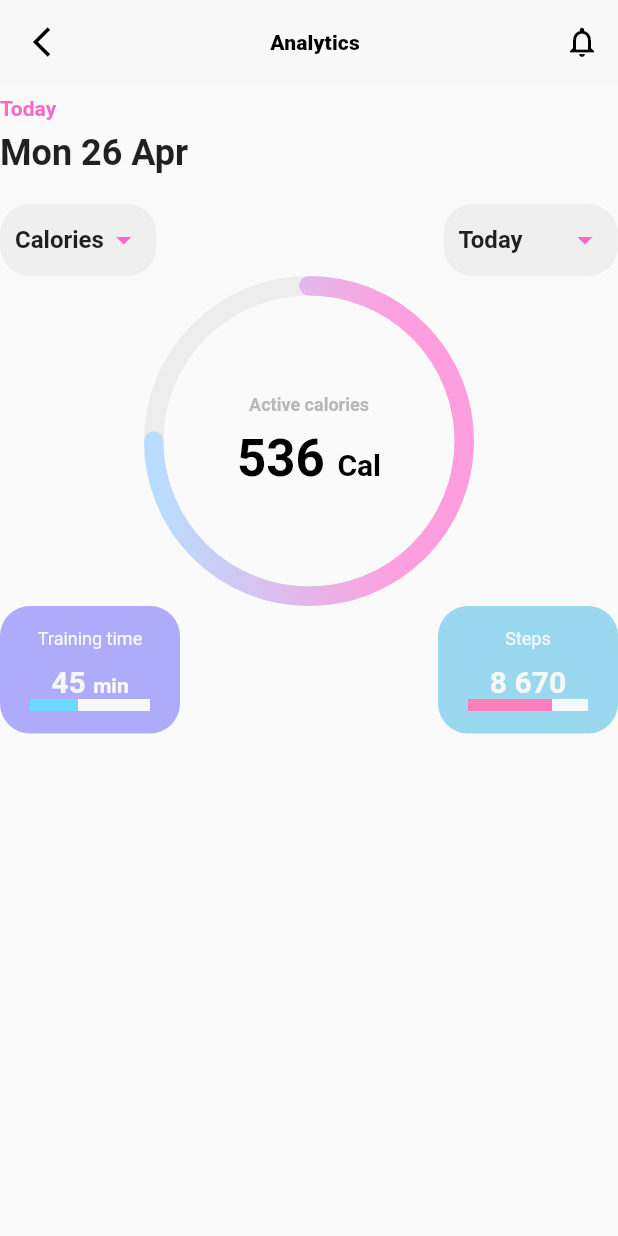
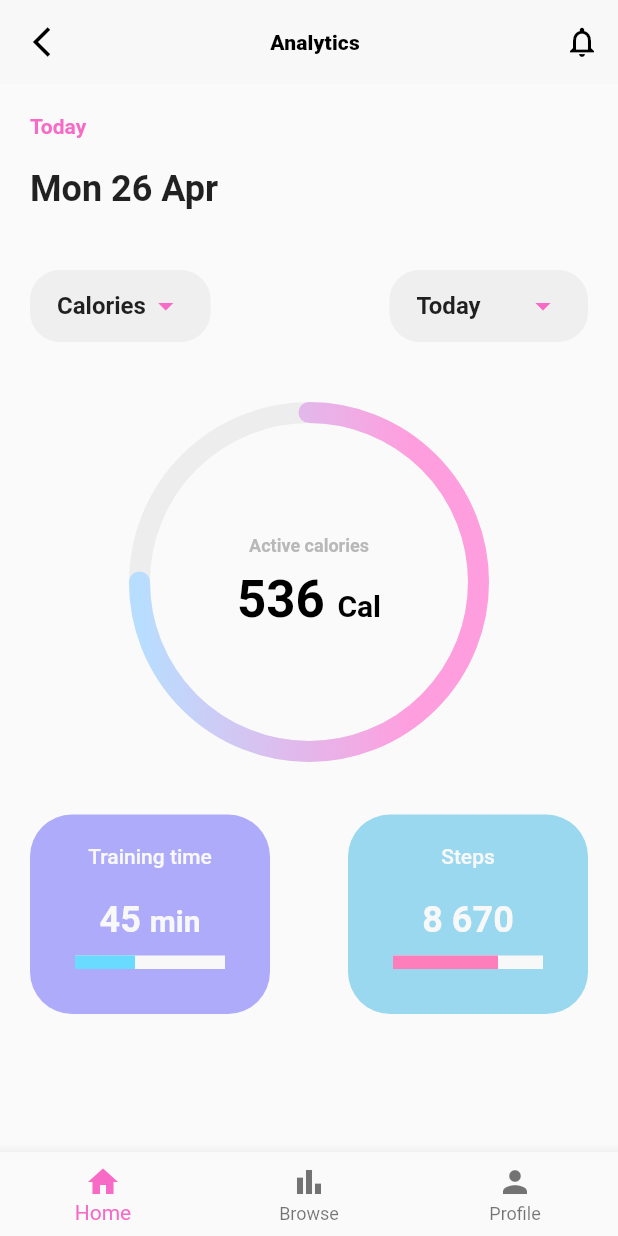
Before and after one commit to purnima-gosain/Fitness-App, a Flutter app: the screen it shows after launch, on a phone screen of 412 x 824 dp. Run offline on Flutter 3.47's test engine with Material 2 defaults, Android fonts, the phone set to English and light mode, and no system bars; drawn by our look-alikes of percent_indicator; our stand-ins replace auto_route.

Commit message:
feat:added auto route and bottom navigation bar

```diff
--- a/health_app/lib/main.dart
+++ b/health_app/lib/main.dart
@@ -1,24 +1,21 @@
 import 'package:flutter/material.dart';
 import 'package:health_app/pages/analytics/analytics.dart';
+import 'package:health_app/routes/router.gr.dart';
 
 void main() {
   WidgetsFlutterBinding.ensureInitialized();
-  runApp(const MyApp());
+  runApp(MyApp());
 }
 
 class MyApp extends StatelessWidget {
-  const MyApp({Key? key}) : super(key: key);
-
+  MyApp({Key? key}) : super(key: key);
+  final _appRouter = AppRouter();
   // This widget is the root of your application.
   @override
   Widget build(BuildContext context) {
-    return MaterialApp(
-      title: 'Flutter Demo',
-      debugShowCheckedModeBanner: false,
-      theme: ThemeData(
-          // textTheme: GoogleFonts.montserratTextTheme(),
-          ),
-      home: const AnalyticsPage(),
-    );
+    return MaterialApp.router(
+        debugShowCheckedModeBanner: false,
+        routeInformationParser: _appRouter.defaultRouteParser(),
+        routerDelegate: _appRouter.delegate());
   }
 }
--- a/health_app/lib/pages/analytics/analytics.dart
+++ b/health_app/lib/pages/analytics/analytics.dart
@@ -45,17 +45,25 @@ class _AnalyticsPageState extends State<AnalyticsPage> {
         actions: [
           IconButton(
             onPressed: () {},
-            icon: const Icon(Icons.notifications_outlined),
+            icon: const Icon(Icons.notifications_none),
             color: Colors.black,
           )
         ],
       ),
       body: SingleChildScrollView(
-          child: Column(
+          child: Padding(
+        padding: const EdgeInsets.symmetric(horizontal: 20),
+        child: mainColumn(context),
+      )),
+    );
+  }
+
+  Column mainColumn(BuildContext context) {
+    return Column(
       crossAxisAlignment: CrossAxisAlignment.start,
       mainAxisAlignment: MainAxisAlignment.spaceBetween,
       children: [
-          SBC.mH,
+        SBC.xxLH,
         Text(
           "Today",
           style: Theme.of(context)
@@ -63,7 +71,7 @@ class _AnalyticsPageState extends State<AnalyticsPage> {
               .labelLarge!
               .copyWith(color: primaryColor, fontWeight: FontWeight.w700),
         ),
-          SBC.mH,
+        SBC.xxLH,
         Text(
           "Mon 26 Apr",
           style: Theme.of(context)
@@ -72,113 +80,15 @@ class _AnalyticsPageState extends State<AnalyticsPage> {
               .copyWith(fontWeight: FontWeight.w700),
         ),
         SBC.xxLH,
+        SBC.xxLH,
         dropDown(context),
+        SBC.xxLH,
+        SBC.xxLH,
         const _PercentIndicator(),
-          Row(
-            mainAxisAlignment: MainAxisAlignment.spaceBetween,
-            children: [
-              Container(
-                decoration: BoxDecoration(
-                    color: const Color(0xFFAEACFA),
-                    borderRadius: BorderRadius.circular(20)),
-                child: Padding(
-                  padding: const EdgeInsets.symmetric(
-                      horizontal: 10.0, vertical: 15),
-                  child: Column(
-                    children: [
-                      Text(
-                        "Training time",
-                        style: Theme.of(context)
-                            .textTheme
-                            .caption!
-                            .copyWith(color: scaffoldBgColor),
-                      ),
-                      SBC.lH,
-                      RichText(
-                          text: TextSpan(
-                              text: "45 ",
-                              style: Theme.of(context)
-                                  .textTheme
-                                  .headline6!
-                                  .copyWith(
-                                      fontWeight: FontWeight.w600,
-                                      color: scaffoldBgColor),
-                              children: [
-                            TextSpan(
-                              text: 'min',
-                              style: Theme.of(context)
-                                  .textTheme
-                                  .bodyLarge!
-                                  .copyWith(
-                                      fontWeight: FontWeight.w600,
-                                      color: scaffoldBgColor),
-                            )
-                          ])),
-                      // LinearPercentIndicator()
-                      LinearPercentIndicator(
-                        width: 100,
-                        lineHeight: 8.0,
-                        percent: 0.4,
-                        backgroundColor: scaffoldBgColor,
-                        progressColor: const Color(0xFF68DBFF),
-                      )
+        SBC.xxLH,
+        SBC.xLH,
+        const _Linearbar()
       ],
-                  ),
-                ),
-              ),
-              Container(
-                decoration: BoxDecoration(
-                    color: Color(0xFF9AD8EF),
-                    borderRadius: BorderRadius.circular(20)),
-                child: Padding(
-                  padding: const EdgeInsets.symmetric(
-                      horizontal: 10.0, vertical: 15),
-                  child: Column(
-                    children: [
-                      Text(
-                        "Steps",
-                        style: Theme.of(context)
-                            .textTheme
-                            .caption!
-                            .copyWith(color: scaffoldBgColor),
-                      ),
-                      SBC.lH,
-                      RichText(
-                          text: TextSpan(
-                              text: "8 ",
-                              style: Theme.of(context)
-                                  .textTheme
-                                  .headline6!
-                                  .copyWith(
-                                      fontWeight: FontWeight.w600,
-                                      color: scaffoldBgColor),
-                              children: [
-                            TextSpan(
-                              text: '670',
-                              style: Theme.of(context)
-                                  .textTheme
-                                  .headline6!
-                                  .copyWith(
-                                      fontWeight: FontWeight.w600,
-                                      color: scaffoldBgColor),
-                            )
-                          ])),
-                      // LinearPercentIndicator()
-                      LinearPercentIndicator(
-                        width: 100,
-                        lineHeight: 8.0,
-                        percent: 0.7,
-                        backgroundColor: scaffoldBgColor,
-                        progressColor: const Color(0xFFFD7EBB),
-                      )
-                    ],
-                  ),
-                ),
-              )
-            ],
-          )
-        ],
-      )),
     );
   }
 
@@ -192,7 +102,7 @@ class _AnalyticsPageState extends State<AnalyticsPage> {
               // border: Border.all(color: Colors.black),
               borderRadius: BorderRadius.circular(20)),
           child: Padding(
-            padding: const EdgeInsets.symmetric(horizontal: 10.0),
+            padding: const EdgeInsets.symmetric(horizontal: 18.0),
             child: DropdownButton(
                 underline: const SizedBox(),
                 borderRadius: BorderRadius.circular(20),
@@ -223,7 +133,7 @@ class _AnalyticsPageState extends State<AnalyticsPage> {
               // border: Border.all(color: Colors.black),
               borderRadius: BorderRadius.circular(20)),
           child: Padding(
-            padding: const EdgeInsets.symmetric(horizontal: 10.0),
+            padding: const EdgeInsets.symmetric(horizontal: 18.0),
             child: DropdownButton(
                 underline: const SizedBox(),
                 borderRadius: BorderRadius.circular(20),
@@ -253,6 +163,108 @@ class _AnalyticsPageState extends State<AnalyticsPage> {
   }
 }
 
+class _Linearbar extends StatelessWidget {
+  const _Linearbar({
+    Key? key,
+  }) : super(key: key);
+
+  @override
+  Widget build(BuildContext context) {
+    return Row(
+      mainAxisAlignment: MainAxisAlignment.spaceBetween,
+      children: [
+        Container(
+          decoration: BoxDecoration(
+              color: const Color(0xFFAEACFA),
+              borderRadius: BorderRadius.circular(28)),
+          child: Padding(
+            padding: const EdgeInsets.symmetric(horizontal: 20.0, vertical: 20),
+            child: Column(
+              children: [
+                Text(
+                  "Training time",
+                  style: Theme.of(context)
+                      .textTheme
+                      .bodyText1!
+                      .copyWith(color: scaffoldBgColor),
+                ),
+                SBC.xxLH,
+                RichText(
+                    text: TextSpan(
+                        text: "45 ",
+                        style: Theme.of(context).textTheme.headline5!.copyWith(
+                            fontWeight: FontWeight.w600,
+                            color: scaffoldBgColor),
+                        children: [
+                      TextSpan(
+                        text: 'min',
+                        style: Theme.of(context).textTheme.headline6!.copyWith(
+                            fontWeight: FontWeight.w600,
+                            color: scaffoldBgColor),
+                      )
+                    ])),
+                SBC.lH,
+                LinearPercentIndicator(
+                  width: 120,
+                  lineHeight: 9.0,
+                  percent: 0.4,
+                  backgroundColor: scaffoldBgColor,
+                  progressColor: const Color(0xFF68DBFF),
+                ),
+                SBC.lH,
+              ],
+            ),
+          ),
+        ),
+        Container(
+          decoration: BoxDecoration(
+              color: const Color(0xFF9AD8EF),
+              borderRadius: BorderRadius.circular(28)),
+          child: Padding(
+            padding: const EdgeInsets.symmetric(horizontal: 20.0, vertical: 20),
+            child: Column(
+              children: [
+                Text(
+                  "Steps",
+                  style: Theme.of(context)
+                      .textTheme
+                      .bodyText1!
+                      .copyWith(color: scaffoldBgColor),
+                ),
+                SBC.xxLH,
+                RichText(
+                    text: TextSpan(
+                        text: "8 ",
+                        style: Theme.of(context).textTheme.headline5!.copyWith(
+                            fontWeight: FontWeight.w600,
+                            color: scaffoldBgColor),
+                        children: [
+                      TextSpan(
+                        text: '670',
+                        style: Theme.of(context).textTheme.headline5!.copyWith(
+                            fontWeight: FontWeight.w600,
+                            color: scaffoldBgColor),
+                      )
+                    ])),
+                SBC.lH,
+                // LinearPercentIndicator()
+                LinearPercentIndicator(
+                  width: 120,
+                  lineHeight: 9.0,
+                  percent: 0.7,
+                  backgroundColor: scaffoldBgColor,
+                  progressColor: const Color(0xFFFD7EBB),
+                ),
+                SBC.lH,
+              ],
+            ),
+          ),
+        )
+      ],
+    );
+  }
+}
+
 class _PercentIndicator extends StatelessWidget {
   const _PercentIndicator({
     Key? key,
@@ -263,8 +275,8 @@ class _PercentIndicator extends StatelessWidget {
     return Center(
         child: CircularPercentIndicator(
       backgroundColor: const Color.fromARGB(255, 237, 237, 237),
-      radius: 220.0,
-      lineWidth: 13.0,
+      radius: 240.0,
+      lineWidth: 14.0,
       percent: 0.75,
       animation: true,
       circularStrokeCap: CircularStrokeCap.round,
--- a/health_app/lib/pages/browse/browse.dart
+++ b/health_app/lib/pages/browse/browse.dart
@@ -0,0 +1,43 @@
+import 'package:flutter/material.dart';
+import 'package:health_app/resources/colors.dart';
+
+class BrowsePage extends StatefulWidget {
+  const BrowsePage({Key? key}) : super(key: key);
+
+  @override
+  State<BrowsePage> createState() => _BrowsePageState();
+}
+
+class _BrowsePageState extends State<BrowsePage> {
+  @override
+  Widget build(BuildContext context) {
+    return Scaffold(
+      appBar: AppBar(
+        backgroundColor: scaffoldBgColor,
+        elevation: 0,
+        title: Center(
+          child: Text(
+            "Browse",
+            style: Theme.of(context)
+                .textTheme
+                .titleSmall!
+                .copyWith(fontWeight: FontWeight.w900),
+          ),
+        ),
+        leading: IconButton(
+          icon: const Icon(Icons.menu),
+          onPressed: () {},
+          color: Colors.black,
+        ),
+        actions: [
+          IconButton(
+            onPressed: () {},
+            icon: const Icon(Icons.notifications_none),
+            color: Colors.black,
+          )
+        ],
+      ),
+      body: SingleChildScrollView(),
+    );
+  }
+}
--- /dev/null
+++ b/health_app/lib/pages/landing/landing.dart
@@ -0,0 +1,37 @@
+import 'package:auto_route/auto_route.dart';
+import 'package:flutter/material.dart';
+
+import 'package:health_app/resources/colors.dart';
+import 'package:health_app/routes/router.gr.dart';
+
+class LandingPage extends StatelessWidget {
+  const LandingPage({Key? key}) : super(key: key);
+
+  @override
+  Widget build(BuildContext context) {
+    return AutoTabsScaffold(
+      backgroundColor: scaffoldBgColor,
+      routes: const [AnalyticsRouter(), BrowseRouter(), ProfileRouter()],
+      bottomNavigationBuilder: (_, tabsRouter) {
+        return BottomNavigationBar(
+            selectedItemColor: primaryColor,
+            currentIndex: tabsRouter.activeIndex,
+            onTap: tabsRouter.setActiveIndex,
+            items: [
+              BottomNavigationBarItem(
+                  label: "Home",
+                  backgroundColor: primaryColor,
+                  icon: const Icon(Icons.home)),
+              BottomNavigationBarItem(
+                  label: "Browse",
+                  backgroundColor: primaryColor,
+                  icon: const Icon(Icons.bar_chart_outlined)),
+              BottomNavigationBarItem(
+                  label: "Profile",
+                  backgroundColor: primaryColor,
+                  icon: const Icon(Icons.person))
+            ]);
+      },
+    );
+  }
+}
--- /dev/null
+++ b/health_app/lib/pages/profile/profile.dart
@@ -0,0 +1,15 @@
+import 'package:flutter/material.dart';
+
+class ProfilePage extends StatefulWidget {
+  const ProfilePage({Key? key}) : super(key: key);
+
+  @override
+  State<ProfilePage> createState() => _ProfilePageState();
+}
+
+class _ProfilePageState extends State<ProfilePage> {
+  @override
+  Widget build(BuildContext context) {
+    return Container();
+  }
+}
--- /dev/null
+++ b/health_app/lib/routes/router.dart
@@ -0,0 +1,15 @@
+import 'package:auto_route/auto_route.dart';
+import 'package:health_app/pages/analytics/analytics.dart';
+import 'package:health_app/pages/landing/landing.dart';
+
+import '../pages/browse/browse.dart';
+import '../pages/profile/profile.dart';
+
+@MaterialAutoRouter(replaceInRouteName: 'Page,Route', routes: <AutoRoute>[
+  AutoRoute(page: LandingPage, initial: true, children: [
+    AutoRoute(page: AnalyticsPage, name: 'analyticsRouter', path: 'analytic'),
+    AutoRoute(page: BrowsePage, name: 'browseRouter', path: 'browse'),
+    AutoRoute(page: ProfilePage, name: 'profileRouter', path: 'profile'),
+  ]),
+])
+class $AppRouter {}
--- a/health_app/pubspec.yaml
+++ b/health_app/pubspec.yaml
@@ -35,10 +35,13 @@ dependencies:
   # Use with the CupertinoIcons class for iOS style icons.
   cupertino_icons: ^1.0.2
   percent_indicator: ^3.4.0
+  auto_route: ^3.2.3
 
 dev_dependencies:
   flutter_test:
     sdk: flutter
+  build_runner: ^2.1.2
+  auto_route_generator: ^3.2.3
 
   # The "flutter_lints" package below contains a set of recommended lints to
   # encourage good coding practices. The lint set provided by the package is
```
Also changed, not shown: health_app/lib/routes/router.gr.dart (added), health_app/pubspec.lock, 2 other files. Lines whose indentation alone changed are shown as unchanged.
